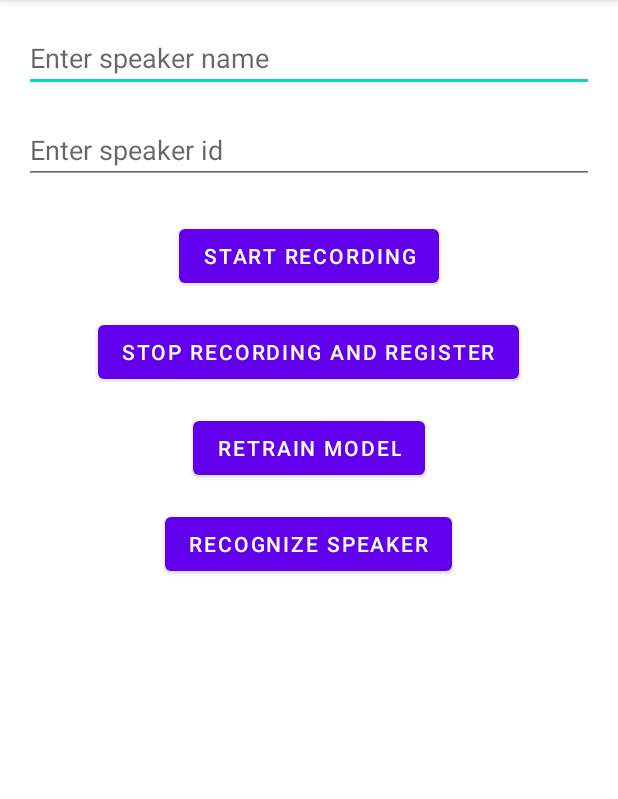
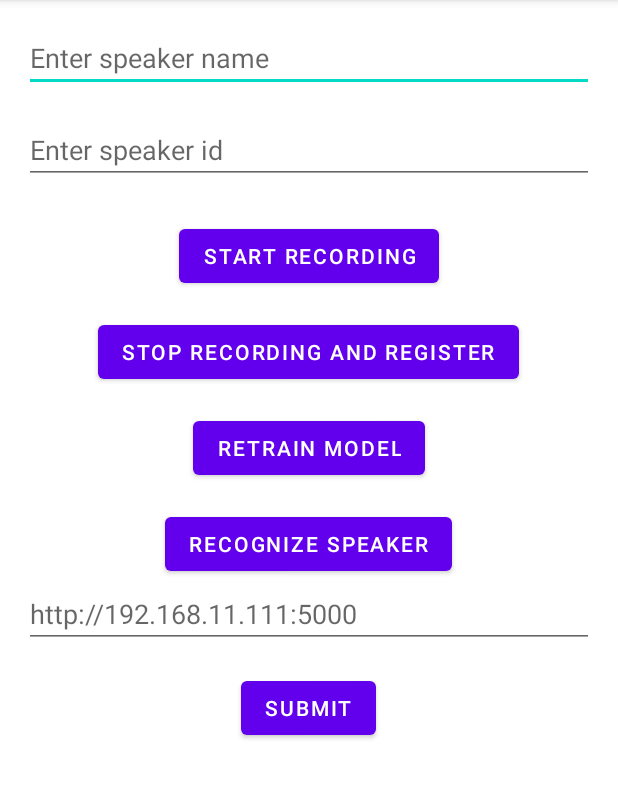
Before and after one commit to shelkeprasad/python-voice-rec, an Android app: the screen it shows after launch (MainActivity), on a phone screen of 412 x 824 dp, the part 84-883 px from its top. Run offline under Robolectric (Android 15) with nearby library versions, the phone set to English and light mode, and no system bars; libraries missing offline, so code that uses them is left out: com.arthenica.mobileffmpeg.

Commit message:
minor changes

```diff
--- a/app/src/main/java/com/example/pythonvoicedemo/ApiClient.java
+++ b/app/src/main/java/com/example/pythonvoicedemo/ApiClient.java
@@ -1,16 +1,22 @@
 package com.example.pythonvoicedemo;
+
+import android.content.Context;
+import android.content.SharedPreferences;
 
 import retrofit2.Retrofit;
 import retrofit2.converter.gson.GsonConverterFactory;
 
 public class ApiClient {
-    private static final String BASE_URL = "http://192.168.11.111:5000/";
+   // private static final String BASE_URL = "http://192.168.11.111:5000/";
     private static Retrofit retrofit;
 
-    public static Retrofit getClient() {
+    public static Retrofit getClient(Context context) {
         if (retrofit == null) {
+            SharedPreferences sharedPreferences = context.getSharedPreferences("MyAppPrefs", Context.MODE_PRIVATE);
+            String baseUrl = sharedPreferences.getString("base_url", "http://192.168.11.111:5000/");
+
             retrofit = new Retrofit.Builder()
-                    .baseUrl(BASE_URL)
+                    .baseUrl(baseUrl)
                     .addConverterFactory(GsonConverterFactory.create())
                     .build();
         }
--- a/app/src/main/java/com/example/pythonvoicedemo/ApiService.java
+++ b/app/src/main/java/com/example/pythonvoicedemo/ApiService.java
@@ -9,18 +9,18 @@ import retrofit2.http.POST;
 import retrofit2.http.Part;
 
 public interface ApiService {
-    @POST("retrain")
+    @POST("/retrain")
     Call<ResponseBody> retrainModel();
 
     @Multipart
-    @POST("register")
+    @POST("/register")
     Call<ResponseBody> registerSpeaker(
             @Part MultipartBody.Part file,
             @Part("speaker_id") RequestBody speakerId
     );
 
     @Multipart
-    @POST("recognize")
+    @POST("/recognize")
     Call<ResponseBody> recognizeSpeaker(
             @Part MultipartBody.Part file
     );
--- a/app/src/main/java/com/example/pythonvoicedemo/MainActivity.java
+++ b/app/src/main/java/com/example/pythonvoicedemo/MainActivity.java
@@ -7,6 +7,8 @@ import androidx.core.content.ContextCompat;
 
 import android.content.ContentResolver;
 import android.content.ContentValues;
+import android.content.Context;
+import android.content.SharedPreferences;
 import android.content.pm.PackageManager;
 import android.media.AudioFormat;
 import android.media.AudioRecord;
@@ -45,26 +47,37 @@ public class MainActivity extends AppCompatActivity {
     private MediaRecorder mediaRecorder;
     private String filePath;
     private ApiService apiService;
-    private EditText editText, editTextid;
+    private EditText editText, editTextid,editTextIp;
     private boolean isRecording = false;
     private static final int SAMPLE_RATE = 16000;
     private static final int BUFFER_SIZE = AudioRecord.getMinBufferSize(SAMPLE_RATE, AudioFormat.CHANNEL_IN_MONO, AudioFormat.ENCODING_PCM_16BIT);
     private Uri audioUri;
     private Boolean isConversion = false;
+    private static final String PREF_NAME = "MyAppPrefs";
+    private static final String KEY_BASE_URL = "base_url";
 
     @Override
     protected void onCreate(Bundle savedInstanceState) {
         super.onCreate(savedInstanceState);
         setContentView(R.layout.activity_main);
         requestPermissions();
-        apiService = ApiClient.getClient().create(ApiService.class);
+        apiService = ApiClient.getClient(this).create(ApiService.class);
+
         editText = findViewById(R.id.edittext);
         editTextid = findViewById(R.id.edit_text_id);
+        editTextid = findViewById(R.id.edit_text_id);
+        editTextIp = findViewById(R.id.edt_ip);
+
 
         if (ContextCompat.checkSelfPermission(this,
                 Manifest.permission.RECORD_AUDIO) != PackageManager.PERMISSION_GRANTED) {
             ActivityCompat.requestPermissions(this, new
                     String[]{Manifest.permission.RECORD_AUDIO}, REQUEST_CODE_RECORD_AUDIO);
+        }
+        SharedPreferences sharedPreference = getSharedPreferences(PREF_NAME, Context.MODE_PRIVATE);
+        String baseUrl = sharedPreference.getString(KEY_BASE_URL, "");
+        if (baseUrl == null || baseUrl.isEmpty()) {
+            Toast.makeText(this, "please set ip address .", Toast.LENGTH_LONG).show();
         }
 
         findViewById(R.id.btnStartRecording).setOnClickListener(v -> {
@@ -98,6 +111,19 @@ public class MainActivity extends AppCompatActivity {
         });
         findViewById(R.id.btnRetrain).setOnClickListener(v -> {
            retrainModel();
+        });
+        findViewById(R.id.btnSubmit).setOnClickListener(v -> {
+            String ipAddress = editTextIp.getText().toString().trim();
+            if (ipAddress.isEmpty()) {
+                editTextIp.setError("Please enter an IP address");
+                return;
+            }
+            SharedPreferences sharedPreferences = getSharedPreferences(PREF_NAME, Context.MODE_PRIVATE);
+            SharedPreferences.Editor editor = sharedPreferences.edit();
+            editor.putString(KEY_BASE_URL, ipAddress);
+            editor.apply();
+            Toast.makeText(this, "IP Address saved successfully.", Toast.LENGTH_SHORT).show();
+
         });
     }
 
@@ -245,7 +271,7 @@ public class MainActivity extends AppCompatActivity {
 
                 @Override
                 public void onFailure(Call<ResponseBody> call, Throwable t) {
-
+                    Toast.makeText(MainActivity.this, "fail register", Toast.LENGTH_SHORT).show();
                     t.printStackTrace();
                     MainActivity.this.filePath = null;
                 }
@@ -321,7 +347,6 @@ public class MainActivity extends AppCompatActivity {
             public void onResponse(Call<ResponseBody> call, Response<ResponseBody> response) {
                 if (response.isSuccessful()) {
                     try {
-                        // Process the server's response
                         String result = response.body().string();
                         Toast.makeText(MainActivity.this, "Model retrained successfully: " + result, Toast.LENGTH_SHORT).show();
                     } catch (IOException e) {
--- a/app/src/main/res/layout/activity_main.xml
+++ b/app/src/main/res/layout/activity_main.xml
@@ -49,4 +49,17 @@
         android:layout_height="wrap_content"
         android:layout_gravity="center_horizontal"
         android:text="Recognize Speaker" />
+
+    <EditText
+        android:id="@+id/edt_ip"
+        android:layout_width="match_parent"
+        android:layout_height="wrap_content"
+        android:layout_marginBottom="16dp"
+        android:hint="http://192.168.11.111:5000"/>
+    <Button
+        android:id="@+id/btnSubmit"
+        android:layout_width="wrap_content"
+        android:layout_height="wrap_content"
+        android:layout_gravity="center_horizontal"
+        android:text="submit" />
 </LinearLayout>
```
